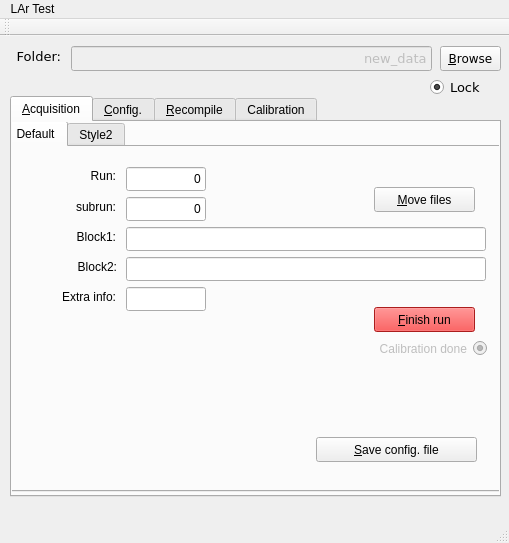
Qt form move_files/move_files/mainwindow.ui (hvsouza/CAEN_Digitizer) before a commit.
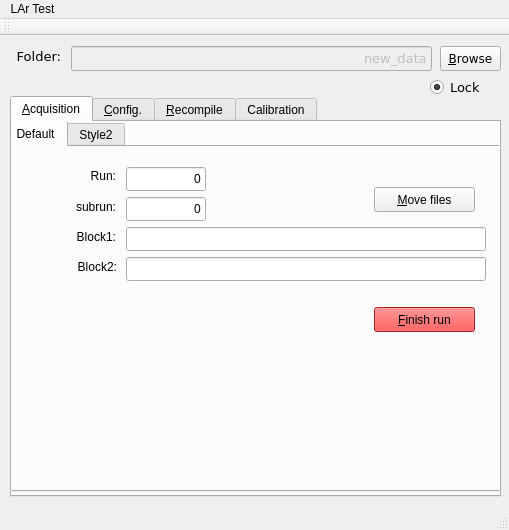
The same form after that commit.

Commit message: Removing some buttons... C++ version not functional any more :sad face:

Patch:
```diff
--- a/move_files/move_files/mainwindow.ui
+++ b/move_files/move_files/mainwindow.ui
@@ -7,7 +7,7 @@
     <x>0</x>
     <y>0</y>
     <width>509</width>
-    <height>543</height>
+    <height>530</height>
    </rect>
   </property>
   <property name="sizePolicy">
@@ -95,37 +95,6 @@
        <attribute name="title">
         <string>Default</string>
        </attribute>
-       <widget class="QRadioButton" name="calibration_check_3">
-        <property name="enabled">
-         <bool>false</bool>
-        </property>
-        <property name="geometry">
-         <rect>
-          <x>310</x>
-          <y>190</y>
-          <width>171</width>
-          <height>23</height>
-         </rect>
-        </property>
-        <property name="layoutDirection">
-         <enum>Qt::RightToLeft</enum>
-        </property>
-        <property name="text">
-         <string>Calibration done</string>
-        </property>
-        <property name="checkable">
-         <bool>true</bool>
-        </property>
-        <property name="checked">
-         <bool>true</bool>
-        </property>
-        <property name="autoRepeat">
-         <bool>false</bool>
-        </property>
-        <property name="autoExclusive">
-         <bool>false</bool>
-        </property>
-       </widget>
        <widget class="QLabel" name="label_22">
         <property name="geometry">
          <rect>
@@ -552,54 +521,6 @@
          <set>Qt::AlignRight|Qt::AlignTrailing|Qt::AlignVCenter</set>
         </property>
        </widget>
-       <widget class="QLineEdit" name="extra_3">
-        <property name="geometry">
-         <rect>
-          <x>120</x>
-          <y>140</y>
-          <width>80</width>
-          <height>24</height>
-         </rect>
-        </property>
-        <property name="styleSheet">
-         <string notr="true"/>
-        </property>
-        <property name="text">
-         <string/>
-        </property>
-        <property name="alignment">
-         <set>Qt::AlignRight|Qt::AlignTrailing|Qt::AlignVCenter</set>
-        </property>
-       </widget>
-       <widget class="QLabel" name="label_28">
-        <property name="geometry">
-         <rect>
-          <x>9</x>
-          <y>140</y>
-          <width>101</width>
-          <height>20</height>
-         </rect>
-        </property>
-        <property name="text">
-         <string>Extra info:</string>
-        </property>
-        <property name="alignment">
-         <set>Qt::AlignRight|Qt::AlignTrailing|Qt::AlignVCenter</set>
-        </property>
-       </widget>
-       <widget class="QPushButton" name="button_save_config_2">
-        <property name="geometry">
-         <rect>
-          <x>310</x>
-          <y>290</y>
-          <width>161</width>
-          <height>25</height>
-         </rect>
-        </property>
-        <property name="text">
-         <string>&amp;Save config. file</string>
-        </property>
-       </widget>
       </widget>
       <widget class="QWidget" name="tab_15">
        <attribute name="title">
```
Left out of the diff: 79 changed lines with no effect on the pictures. The commit also changes 5 other files.
